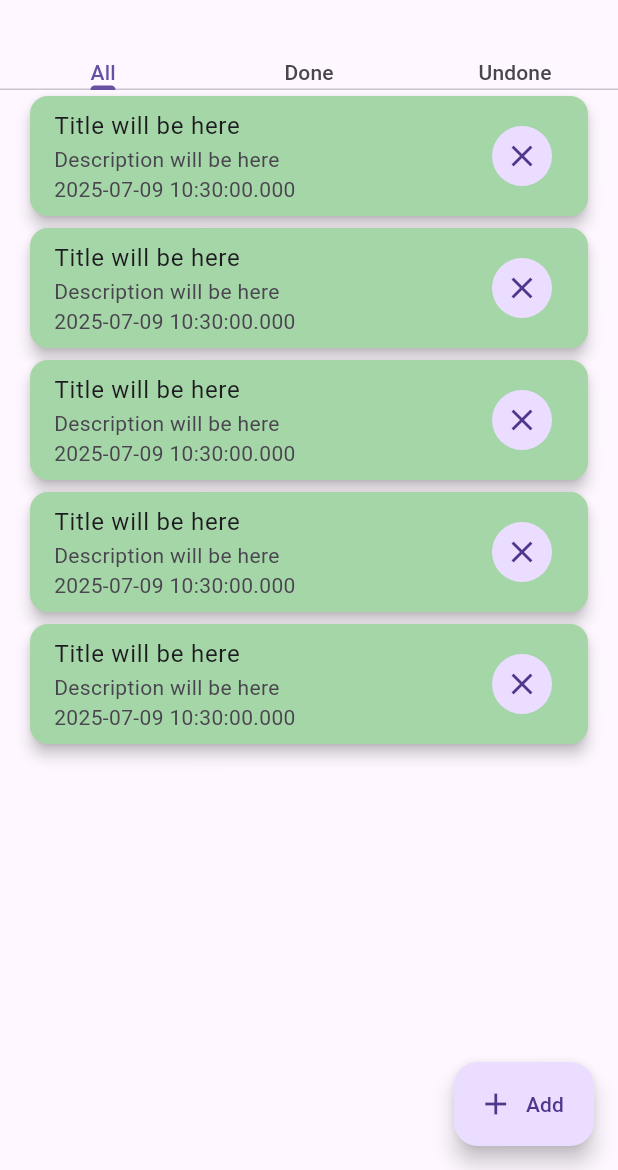
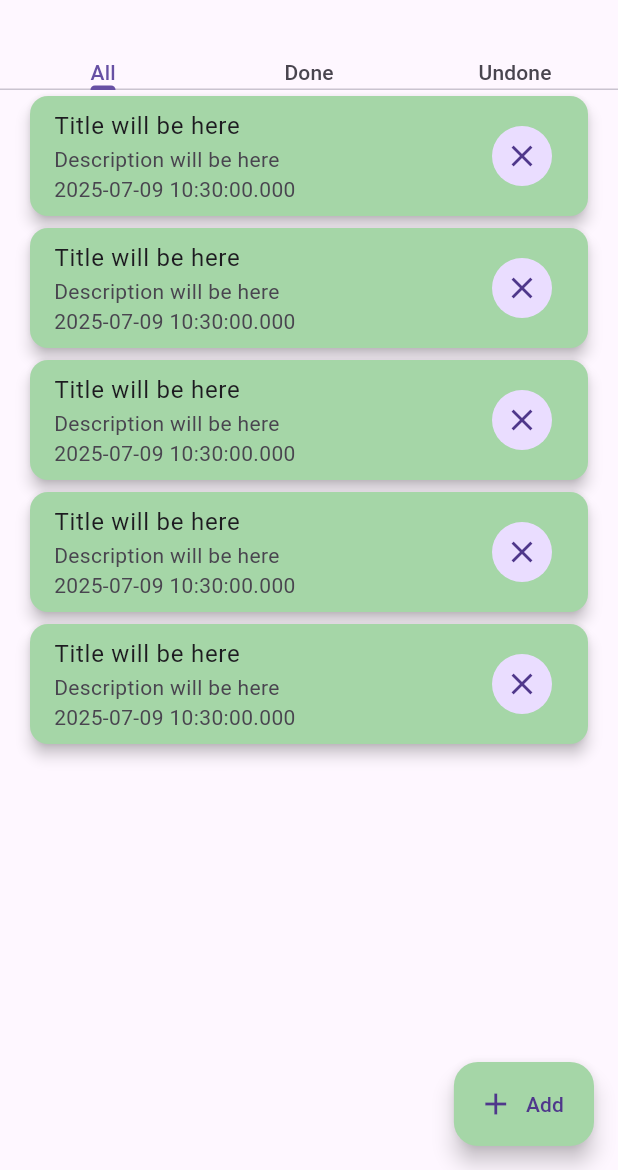
Before and after one commit to avikgh/todo_app_flutter, a Flutter app: the screen it shows after launch, on a phone screen of 412 x 824 dp, the part 66-1236 px from its top. Run offline on Flutter 3.47's test engine with Material 3 defaults, Android fonts, the phone set to English and light mode, and no system bars.

Commit message:
Additional Design

```diff
--- a/lib/app.dart
+++ b/lib/app.dart
@@ -29,6 +29,9 @@ class TodoApp extends StatelessWidget {
             borderRadius: BorderRadius.circular(10),
             borderSide: BorderSide(color: Colors.green.shade200)
         ),
+      ),
+      floatingActionButtonTheme: FloatingActionButtonThemeData(
+        backgroundColor: Colors.green.shade200
       )
     );
   }
```
